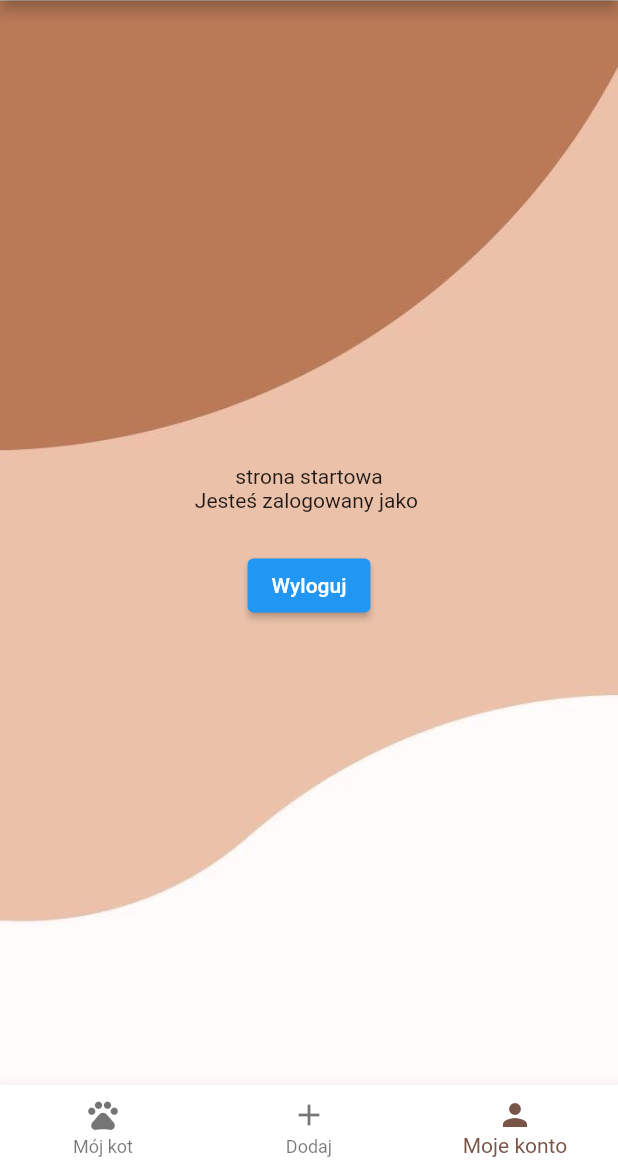
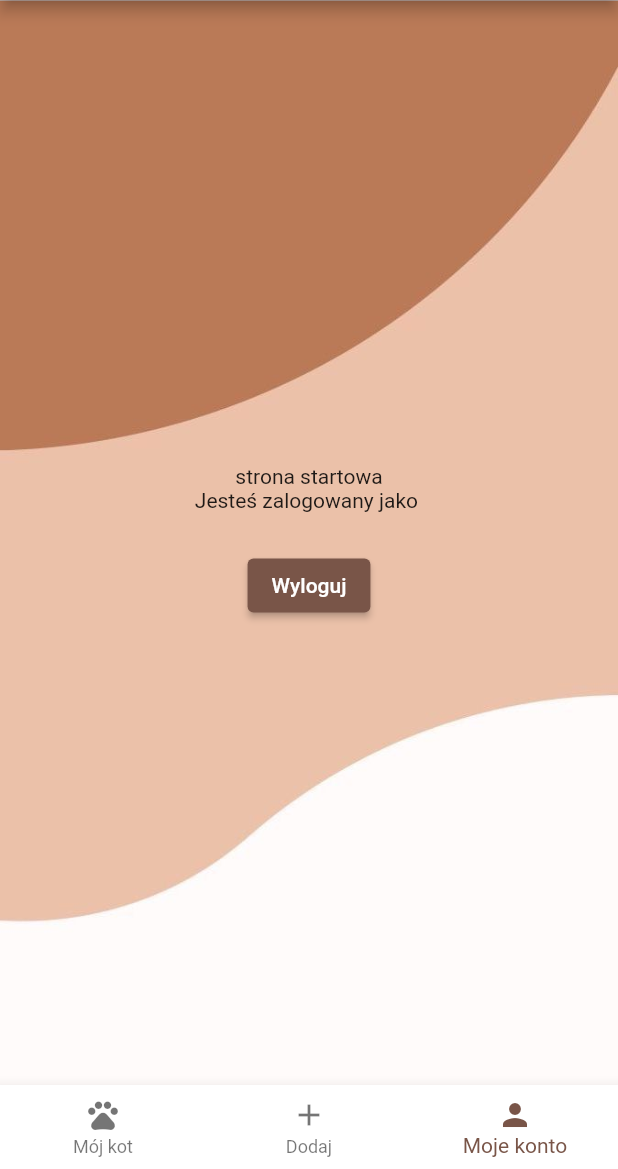
Before and after one commit to rafx666/cat_app, a Flutter app: the screen it shows once a user with an empty profile is signed in, item 3 of the bottom bar chosen, after a tap on "Wyloguj", on a phone screen of 412 x 824 dp, the part 67-1236 px from its top. Run offline on Flutter 3.47's test engine with Material 2 defaults, Android fonts, the phone set to English and light mode, and no system bars; our stand-ins replace cloud_firestore, firebase_auth, firebase_core, google_fonts; accounts and stored records are empty.

```diff
--- a/cat_app/lib/screens/my_account_page/my_account_page_content.dart
+++ b/cat_app/lib/screens/my_account_page/my_account_page_content.dart
@@ -29,6 +29,9 @@ class MyAccountPageContent extends StatelessWidget {
               height: 25,
             ),
             ElevatedButton(
+              style: ElevatedButton.styleFrom(
+                backgroundColor: Colors.brown,
+              ),
               onPressed: () {
                 FirebaseAuth.instance.signOut();
               },
--- a/cat_app/lib/screens/my_cat_page/my_cat_page_content.dart
+++ b/cat_app/lib/screens/my_cat_page/my_cat_page_content.dart
@@ -1,12 +1,34 @@
 import 'package:flutter/material.dart';
+import 'package:cloud_firestore/cloud_firestore.dart';
 
-class MyCatPageContent extends StatelessWidget {
+class MyCatPageContent extends StatefulWidget {
   const MyCatPageContent({
     Key? key,
   }) : super(key: key);
 
   @override
+  State<MyCatPageContent> createState() => _MyCatPageContentState();
+}
+
+class _MyCatPageContentState extends State<MyCatPageContent> {
+  final scaf = 2;
+
+  @override
   Widget build(BuildContext context) {
+    return StreamBuilder<QuerySnapshot<Map<String, dynamic>>>(
+      stream: FirebaseFirestore.instance
+          .collection('cat_info')
+          .orderBy('data', descending: true)
+          .snapshots(),
+      builder: (context, snapshot) {
+        if (snapshot.hasError) {
+          return const Center(child: Text('Something went wrong'));
+        }
+        if (snapshot.connectionState == ConnectionState.waiting) {
+          return const Center(child: Text('Waiting for data'));
+        }
+        final documents = snapshot.data!.docs;
+        if (scaf == 1) {
           return Container(
             decoration: const BoxDecoration(
               image: DecorationImage(
@@ -24,4 +46,92 @@ class MyCatPageContent extends StatelessWidget {
             ),
           );
         }
+        return Container(
+          decoration: const BoxDecoration(
+            image: DecorationImage(
+              image: AssetImage("images/back1.jpg"),
+              fit: BoxFit.cover,
+            ),
+          ),
+          child: ListView(
+            children: [
+              for (final document in documents) ...[
+                Container(
+                  margin: const EdgeInsets.all(10),
+                  decoration: BoxDecoration(
+                      borderRadius: BorderRadius.circular(15),
+                      color: Colors.brown),
+                  child: Padding(
+                    padding: const EdgeInsets.all(20.0),
+                    child: Column(
+                      crossAxisAlignment: CrossAxisAlignment.start,
+                      children: [
+                        Row(
+                          mainAxisAlignment: MainAxisAlignment.center,
+                          children: [
+                            Text(
+                              document['cat_name'],
+                              style: const TextStyle(
+                                  fontSize: 22, color: Colors.white),
+                            ),
+                          ],
+                        ),
+                        const SizedBox(
+                          height: 5,
+                        ),
+                        if (document['age'].toString().isEmpty == false)
+                          Text(
+                            'Wiek: ${document['age']}',
+                            style: const TextStyle(
+                                fontSize: 16, color: Colors.white),
+                          ),
+                        const SizedBox(
+                          height: 5,
+                        ),
+                        if (document['cat_food'].toString().isEmpty == false)
+                          Text(
+                            'Co jadł: ${document['cat_food']}',
+                            style: const TextStyle(
+                                fontSize: 16, color: Colors.white),
+                          ),
+                        if (document['cat_food'].toString().isEmpty == false)
+                          const SizedBox(
+                            height: 5,
+                          ),
+                        if (document['vet'].toString().isEmpty == false)
+                          Text(
+                            'Wet: ${document['vet']}',
+                            style: const TextStyle(
+                                fontSize: 16, color: Colors.white),
+                          ),
+                        if (document['vet'].toString().isEmpty == false)
+                          const SizedBox(
+                            height: 5,
+                          ),
+                        if (document['others'].toString().isEmpty == false)
+                          Text(
+                            'Uwagi: ${document['others']}',
+                            style: const TextStyle(
+                                fontSize: 16, color: Colors.white),
+                          ),
+                        if (document['others'].toString().isEmpty == false)
+                          const SizedBox(
+                            height: 5,
+                          ),
+                        Text(
+                          'Data: ${document['data']}',
+                          style: const TextStyle(
+                              fontSize: 16, color: Colors.white),
+                        ),
+                      ],
+                    ),
+                  ),
+                ),
+              ],
+            ],
+          ),
+        );
+      },
+    );
   }
+}
--- a/cat_app/pubspec.yaml
+++ b/cat_app/pubspec.yaml
@@ -37,8 +37,10 @@ dependencies:
   # Use with the CupertinoIcons class for iOS style icons.
   cupertino_icons: ^1.0.2
   google_fonts: ^3.0.1
-  firebase_core: ^1.24.0
-  firebase_auth: ^3.11.2
+  firebase_core: ^2.0.0
+  firebase_auth: ^4.0.1
+  cloud_firestore: ^4.0.1
+  intl: ^0.17.0
 
 
 dev_dependencies:
```
Also changed, not shown: cat_app/lib/firebase_options.dart, cat_app/pubspec.lock, 4 other files. Lines whose indentation alone changed are shown as unchanged.
